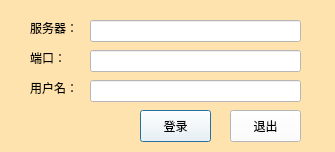
The window that ui/login.ui (wufulin/PyGomoku) describes before a commit, drawn with Qt 5.
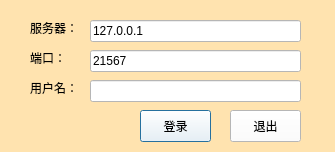
The same window after the commit.

What changed in the file:
```diff
--- a/ui/login.ui
+++ b/ui/login.ui
@@ -67,6 +67,9 @@
    <property name="styleSheet">
     <string notr="true">background-color: rgb(255, 255, 255);</string>
    </property>
+   <property name="text">
+    <string>127.0.0.1</string>
+   </property>
   </widget>
   <widget class="QLineEdit" name="lineEditPort">
    <property name="geometry">
@@ -80,6 +83,9 @@
    <property name="styleSheet">
     <string notr="true">background-color: rgb(255, 255, 255);</string>
    </property>
+   <property name="text">
+    <string>21567</string>
+   </property>
   </widget>
   <widget class="QLineEdit" name="lineEditUsername">
    <property name="geometry">
```
